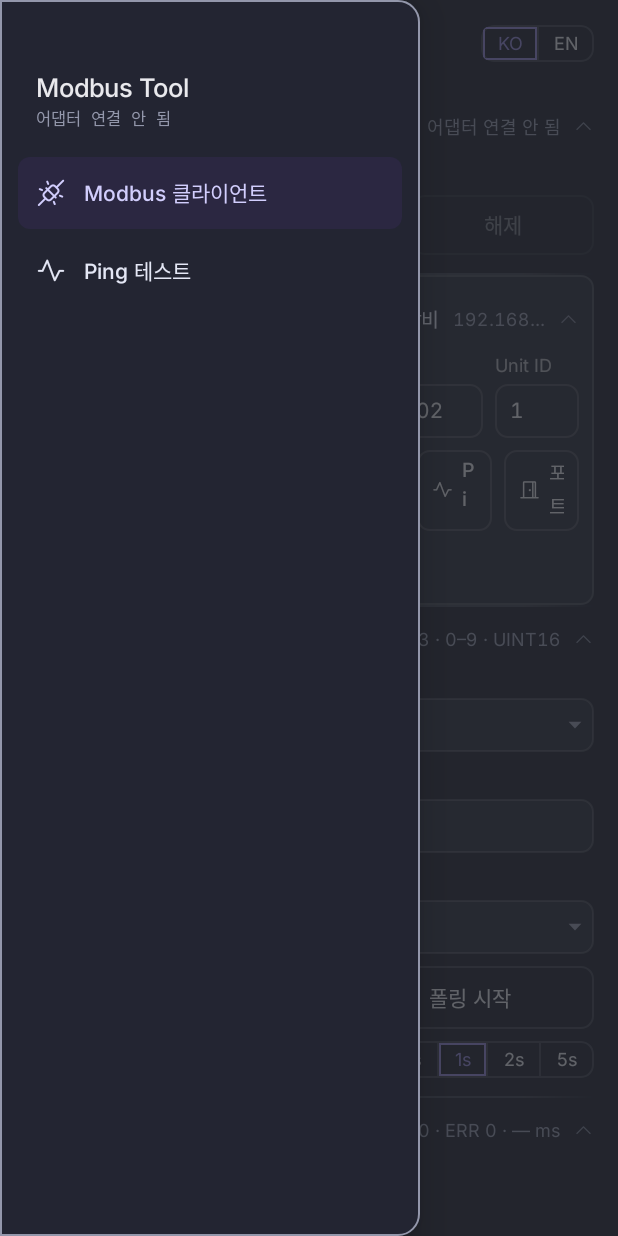
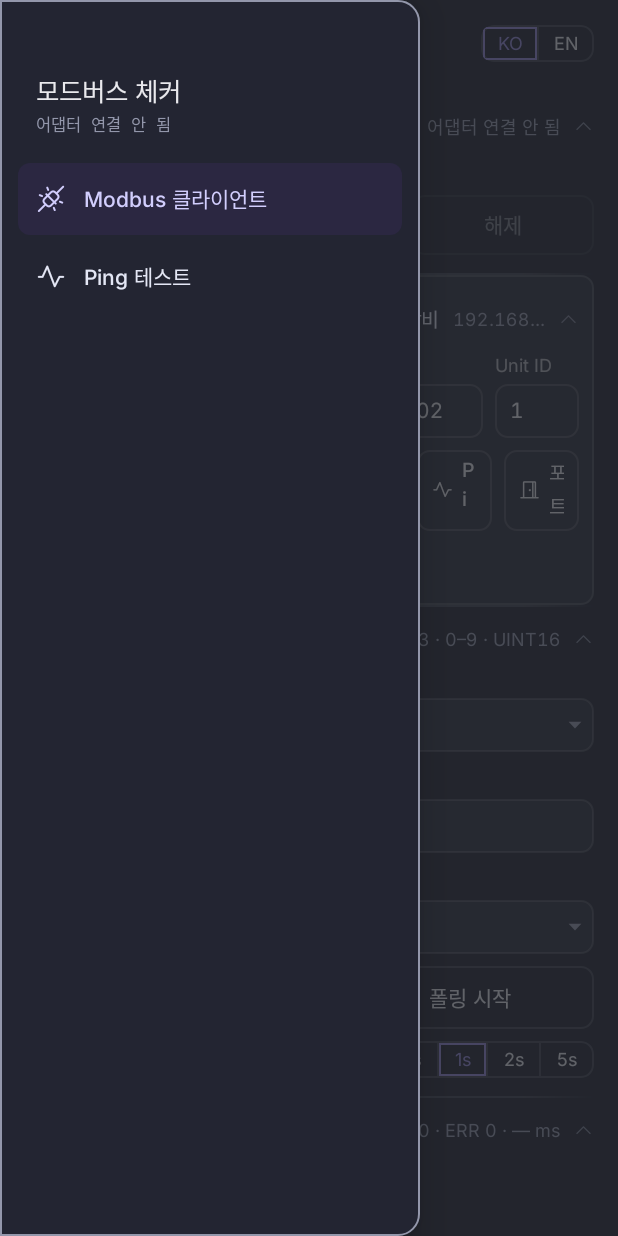
Before and after one commit to parksiho/phone-modbus-client, an Android app: the screen it shows after launch (MainActivity), after a tap on an icon or button, on a phone screen of 412 x 824 dp. Run offline under Robolectric (Android 15) with nearby library versions, the phone set to English and light mode, and no system bars; our stand-ins replace AdMob.

Commit message:
이름: 모드버스 체커 / Modbus Checker
런처 이름, 스토어 제목, 개인정보처리방침, README, 그래픽 이미지를 맞춘다.
패키지 이름은 com.emsfield.fieldtester 그대로다.

Co-authored-by: ShowX <parksiho@gmail.com>

```diff
--- a/app/src/main/java/com/emsfield/fieldtester/I18n.java
+++ b/app/src/main/java/com/emsfield/fieldtester/I18n.java
@@ -14,6 +14,7 @@ final class I18n {
     }
 
     static {
+        p("appName", "모드버스 체커", "Modbus Checker");
         p("title", "Modbus 클라이언트", "Modbus Client");
         p("secAdapter", "USB 어댑터", "USB adapter");
         p("usbInfo", "USB 정보", "USB info");
--- a/app/src/main/java/com/emsfield/fieldtester/MainActivity.java
+++ b/app/src/main/java/com/emsfield/fieldtester/MainActivity.java
@@ -1465,7 +1465,7 @@ public class MainActivity extends Activity {
 
         LinearLayout head = N.col(this, 2);
         head.setPadding(N.dp(12), 0, N.dp(12), N.dp(14));
-        head.addView(N.mediumText(this, "Modbus Tool", 17, N.TEXT));
+        head.addView(N.mediumText(this, t("appName"), 17, N.TEXT));
         String sub = adapter == Ad.UP ? "USB · " + (ipState == IpSt.OK ? ip.trim() + "/" + prefix.trim() : t("ipNotSet")) : t("adNone");
         head.addView(N.monoText(this, sub, 11, N.NEUTRAL_500));
         panel.addView(head);
--- a/app/src/main/res/values/strings.xml
+++ b/app/src/main/res/values/strings.xml
@@ -1,4 +1,4 @@
 <?xml version="1.0" encoding="utf-8"?>
 <resources>
-    <string name="app_name">현장 Modbus 테스터</string>
+    <string name="app_name">모드버스 체커</string>
 </resources>
```
Also changed, not shown: 6 other files.
